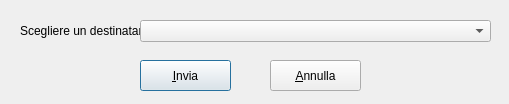
Above: pickreceiver.ui from YoKingTang/eshare before the change. Below: the same form after it.
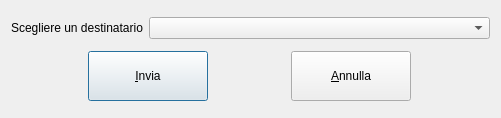
That is the form after the change. Icons and pictures are not drawn.

Patch:
```diff
--- a/pickreceiver.ui
+++ b/pickreceiver.ui
@@ -9,34 +9,56 @@
    <rect>
     <x>0</x>
     <y>0</y>
-    <width>509</width>
-    <height>104</height>
+    <width>501</width>
+    <height>118</height>
    </rect>
   </property>
   <property name="windowTitle">
    <string>Scelta Destinatario</string>
   </property>
+  <layout class="QVBoxLayout" name="verticalLayout">
+   <item>
+    <layout class="QHBoxLayout" name="horizontalLayout">
+     <item>
   <widget class="QLabel" name="label">
-   <property name="geometry">
-    <rect>
-     <x>20</x>
-     <y>20</y>
-     <width>121</width>
-     <height>21</height>
-    </rect>
+       <property name="sizePolicy">
+        <sizepolicy hsizetype="Preferred" vsizetype="Fixed">
+         <horstretch>0</horstretch>
+         <verstretch>0</verstretch>
+        </sizepolicy>
    </property>
    <property name="text">
     <string>Scegliere un destinatario</string>
    </property>
   </widget>
+     </item>
+     <item>
+      <widget class="QComboBox" name="comboBox_Receiver">
+       <property name="sizePolicy">
+        <sizepolicy hsizetype="MinimumExpanding" vsizetype="Fixed">
+         <horstretch>0</horstretch>
+         <verstretch>0</verstretch>
+        </sizepolicy>
+       </property>
+      </widget>
+     </item>
+    </layout>
+   </item>
+   <item>
+    <layout class="QHBoxLayout" name="horizontalLayout_2">
+     <item>
   <widget class="QPushButton" name="pushButton_OK">
-   <property name="geometry">
-    <rect>
-     <x>140</x>
-     <y>60</y>
-     <width>91</width>
-     <height>31</height>
-    </rect>
+       <property name="minimumSize">
+        <size>
+         <width>0</width>
+         <height>20</height>
+        </size>
+       </property>
+       <property name="maximumSize">
+        <size>
+         <width>120</width>
+         <height>50</height>
+        </size>
    </property>
    <property name="text">
     <string>&amp;Invia</string>
@@ -46,14 +68,20 @@
      <normaloff>:/res/check_mark.png</normaloff>:/res/check_mark.png</iconset>
    </property>
   </widget>
+     </item>
+     <item>
   <widget class="QPushButton" name="pushButton_Cancel">
-   <property name="geometry">
-    <rect>
-     <x>270</x>
-     <y>60</y>
-     <width>91</width>
-     <height>31</height>
-    </rect>
+       <property name="minimumSize">
+        <size>
+         <width>0</width>
+         <height>20</height>
+        </size>
+       </property>
+       <property name="maximumSize">
+        <size>
+         <width>120</width>
+         <height>50</height>
+        </size>
    </property>
    <property name="text">
     <string>&amp;Annulla</string>
@@ -63,16 +91,10 @@
      <normaloff>:/res/cancel_mark.png</normaloff>:/res/cancel_mark.png</iconset>
    </property>
   </widget>
-  <widget class="QComboBox" name="comboBox_Receiver">
-   <property name="geometry">
-    <rect>
-     <x>140</x>
-     <y>20</y>
-     <width>351</width>
-     <height>22</height>
-    </rect>
-   </property>
-  </widget>
+     </item>
+    </layout>
+   </item>
+  </layout>
  </widget>
  <resources>
   <include location="resources.qrc"/>
```
Lines whose indentation alone changed are shown as unchanged.
